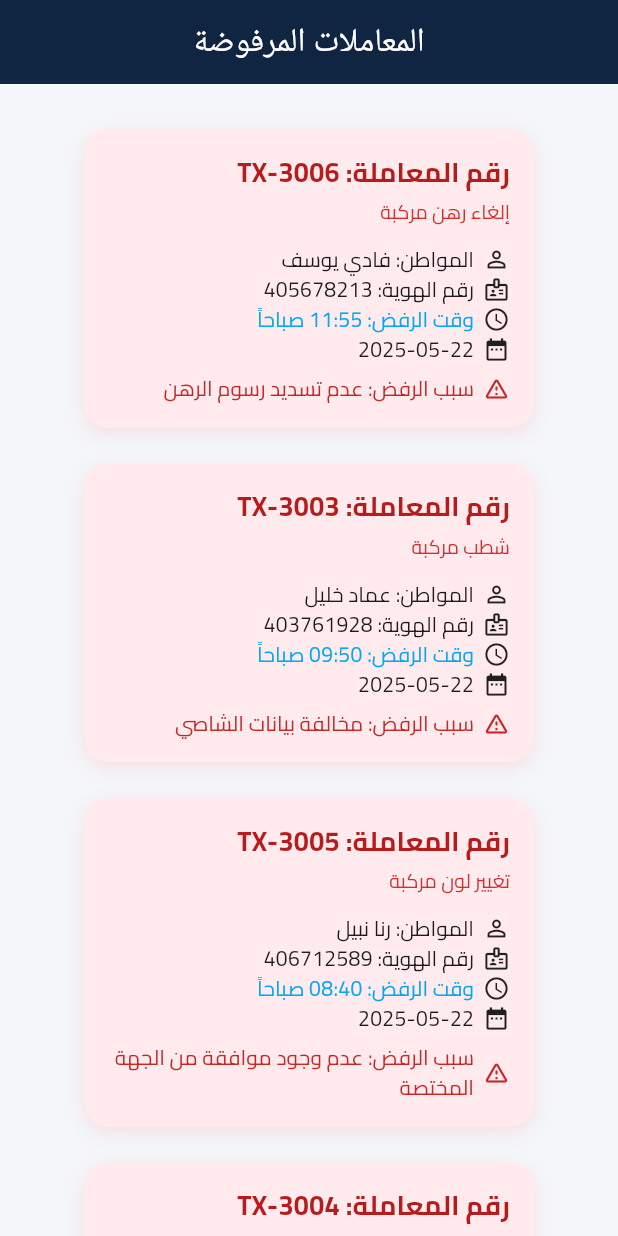
After one commit to osamadweikat/Traffic-Department-Frontend, a Flutter app: the RejectedTransactionsScreen screen opened directly, on a phone screen of 412 x 824 dp. The commit adds this screen. Run offline on Flutter 3.47's test engine with Material 3 defaults, Android fonts, the phone set to English and light mode, and no system bars; our stand-ins replace data_table_2, easy_localization, file_picker, fl_chart, image_picker, lottie and 7 more; missing offline and left inert: universal_html; accounts and stored records are empty; project files that could hold a hidden picture were left out.

Commit message:
add rejected transactions screen

```diff
--- /dev/null
+++ b/lib/data/rejected_transactions_data.dart
@@ -0,0 +1,56 @@
+final List<Map<String, dynamic>> rejectedTransactions = [
+  {
+    'id': 'TX-3001',
+    'type': 'تجديد رخصة القيادة',
+    'citizenName': 'سامر محمود',
+    'nationalId': '402912384',
+    'date': '2025-05-20',
+    'time': '13:30',
+    'reason': 'عدم وجود صورة شخصية محدثة',
+  },
+  {
+    'id': 'TX-3002',
+    'type': 'نقل ملكية مركبة',
+    'citizenName': 'ليلى عمر',
+    'nationalId': '408623147',
+    'date': '2025-05-21',
+    'time': '10:15',
+    'reason': 'نقص في مستندات الهوية',
+  },
+  {
+    'id': 'TX-3003',
+    'type': 'شطب مركبة',
+    'citizenName': 'عماد خليل',
+    'nationalId': '403761928',
+    'date': '2025-05-22',
+    'time': '09:50',
+    'reason': 'مخالفة بيانات الشاصي',
+  },
+  {
+    'id': 'TX-3004',
+    'type': 'إصدار بدل فاقد لرخصة',
+    'citizenName': 'أحمد منصور',
+    'nationalId': '407892134',
+    'date': '2025-05-21',
+    'time': '14:05',
+    'reason': 'عدم تسديد رسوم المخالفات',
+  },
+  {
+    'id': 'TX-3005',
+    'type': 'تغيير لون مركبة',
+    'citizenName': 'رنا نبيل',
+    'nationalId': '406712589',
+    'date': '2025-05-22',
+    'time': '08:40',
+    'reason': 'عدم وجود موافقة من الجهة المختصة',
+  },
+  {
+    'id': 'TX-3006',
+    'type': 'إلغاء رهن مركبة',
+    'citizenName': 'فادي يوسف',
+    'nationalId': '405678213',
+    'date': '2025-05-22',
+    'time': '11:55',
+    'reason': 'عدم تسديد رسوم الرهن',
+  }
+];
--- a/lib/screens/staff/dashboard/staff_dashboard_screen.dart
+++ b/lib/screens/staff/dashboard/staff_dashboard_screen.dart
@@ -9,8 +9,10 @@ import 'package:traffic_department/screens/staff/notifications/notifications_scr
 import 'package:traffic_department/screens/staff/tasks/transactions/completed_transactions_screen.dart';
 import 'package:traffic_department/screens/staff/tasks/transactions/in_progress_transactions_screen.dart';
 import 'package:traffic_department/screens/staff/tasks/transactions/received_transactions_screen.dart';
+import 'package:traffic_department/screens/staff/tasks/transactions/rejected_transactions_screen.dart';
 
-final RouteObserver<ModalRoute<void>> routeObserver = RouteObserver<ModalRoute<void>>();
+final RouteObserver<ModalRoute<void>> routeObserver =
+    RouteObserver<ModalRoute<void>>();
 
 class StaffDashboardScreen extends StatefulWidget {
   const StaffDashboardScreen({super.key});
@@ -19,7 +21,8 @@ class StaffDashboardScreen extends StatefulWidget {
   State<StaffDashboardScreen> createState() => _StaffDashboardScreenState();
 }
 
-class _StaffDashboardScreenState extends State<StaffDashboardScreen> with RouteAware {
+class _StaffDashboardScreenState extends State<StaffDashboardScreen>
+    with RouteAware {
   late List<Map<String, dynamic>> localNotifications;
   String currentPage = 'home';
 
@@ -65,9 +68,7 @@ class _StaffDashboardScreenState extends State<StaffDashboardScreen> with RouteA
               });
             },
           ),
-          Expanded(
-            child: _buildPageContent(),
-          ),
+          Expanded(child: _buildPageContent()),
         ],
       ),
     );
@@ -87,7 +88,8 @@ class _StaffDashboardScreenState extends State<StaffDashboardScreen> with RouteA
                 await Navigator.push(
                   context,
                   MaterialPageRoute(
-                  builder: (context) => NotificationsScreen(
+                    builder:
+                        (context) => NotificationsScreen(
                           notifications: localNotifications,
                         ),
                   ),
@@ -118,10 +120,11 @@ class _StaffDashboardScreenState extends State<StaffDashboardScreen> with RouteA
       case 'completed':
         return const CompletedTransactionsScreen();
 
+      case 'rejected':
+        return const RejectedTransactionsScreen();
+
       default:
         return const Center(child: Text('الصفحة غير موجودة'));
     }
   }
-
-
 }
--- /dev/null
+++ b/lib/screens/staff/tasks/transactions/rejected_transactions_screen.dart
@@ -0,0 +1,132 @@
+import 'package:flutter/material.dart';
+import 'package:traffic_department/data/rejected_transactions_data.dart';
+
+class RejectedTransactionsScreen extends StatelessWidget {
+  const RejectedTransactionsScreen({super.key});
+
+  @override
+  Widget build(BuildContext context) {
+    final sortedTransactions = [...rejectedTransactions];
+    sortedTransactions.sort((a, b) {
+      final aDateTime = DateTime.parse('${a['date']} ${a['time']}');
+      final bDateTime = DateTime.parse('${b['date']} ${b['time']}');
+      return bDateTime.compareTo(aDateTime);
+    });
+
+    return Directionality(
+      textDirection: TextDirection.rtl,
+      child: Scaffold(
+        backgroundColor: const Color(0xFFF4F6FA),
+        appBar: AppBar(
+          backgroundColor: const Color(0xFF102542),
+          elevation: 0,
+          automaticallyImplyLeading: false,
+          title: const Text(
+            'المعاملات المرفوضة',
+            style: TextStyle(color: Colors.white),
+          ),
+          centerTitle: true,
+        ),
+        body: Center(
+          child: SingleChildScrollView(
+            padding: const EdgeInsets.symmetric(horizontal: 24, vertical: 30),
+            child: Wrap(
+              spacing: 24,
+              runSpacing: 24,
+              alignment: WrapAlignment.center,
+              children: sortedTransactions
+                  .map((tx) => _buildTransactionCard(tx))
+                  .toList(),
+            ),
+          ),
+        ),
+      ),
+    );
+  }
+
+  Widget _buildTransactionCard(Map<String, dynamic> tx) {
+    final isMorning = int.parse(tx['time'].split(":")[0]) < 12;
+    final periodText = isMorning ? 'صباحاً' : 'مساءً';
+    final periodColor = isMorning ? Colors.lightBlue : Colors.indigo;
+
+    return MouseRegion(
+      cursor: SystemMouseCursors.click,
+      child: AnimatedContainer(
+        duration: const Duration(milliseconds: 200),
+        width: 300,
+        padding: const EdgeInsets.all(16),
+        decoration: BoxDecoration(
+          color: Colors.red.shade50,
+          borderRadius: BorderRadius.circular(16),
+          boxShadow: [
+            BoxShadow(
+              color: Colors.red.withOpacity(0.12),
+              blurRadius: 10,
+              offset: const Offset(0, 4),
+            ),
+          ],
+        ),
+        child: Column(
+          crossAxisAlignment: CrossAxisAlignment.start,
+          children: [
+            Text(
+              'رقم المعاملة: ${tx['id']}',
+              style: const TextStyle(
+                fontSize: 18,
+                fontWeight: FontWeight.bold,
+                color: Color(0xFFB71C1C),
+              ),
+            ),
+            const SizedBox(height: 4),
+            Text(
+              tx['type'],
+              style: TextStyle(
+                fontSize: 13,
+                fontWeight: FontWeight.w500,
+                color: Colors.red.shade700,
+              ),
+            ),
+            const SizedBox(height: 12),
+            Row(children: [
+              const Icon(Icons.person_outline, size: 18),
+              const SizedBox(width: 6),
+              Expanded(child: Text('المواطن: ${tx['citizenName']}')),
+            ]),
+            Row(children: [
+              const Icon(Icons.badge_outlined, size: 18),
+              const SizedBox(width: 6),
+              Expanded(child: Text('رقم الهوية: ${tx['nationalId']}')),
+            ]),
+            Row(children: [
+              const Icon(Icons.access_time, size: 18),
+              const SizedBox(width: 6),
+              Expanded(
+                child: Text(
+                  'وقت الرفض: ${tx['time']} $periodText',
+                  style: TextStyle(color: periodColor),
+                ),
+              ),
+            ]),
+            Row(children: [
+              const Icon(Icons.date_range, size: 18),
+              const SizedBox(width: 6),
+              Text(tx['date']),
+            ]),
+            const SizedBox(height: 6),
+            Row(children: [
+              Icon(Icons.warning_amber_rounded,
+                  size: 18, color: Colors.red.shade800),
+              const SizedBox(width: 6),
+              Expanded(
+                child: Text(
+                  'سبب الرفض: ${tx['reason']}',
+                  style: TextStyle(color: Colors.red.shade800),
+                ),
+              ),
+            ]),
+          ],
+        ),
+      ),
+    );
+  }
+}
```
Lines whose indentation alone changed are shown as unchanged.
